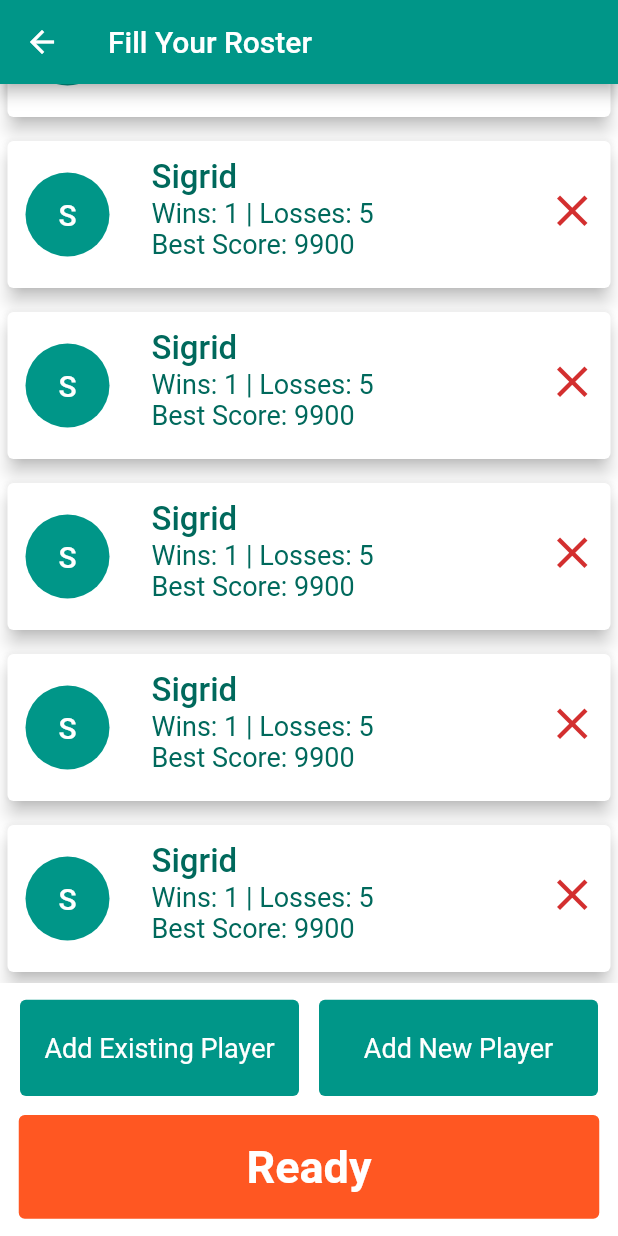
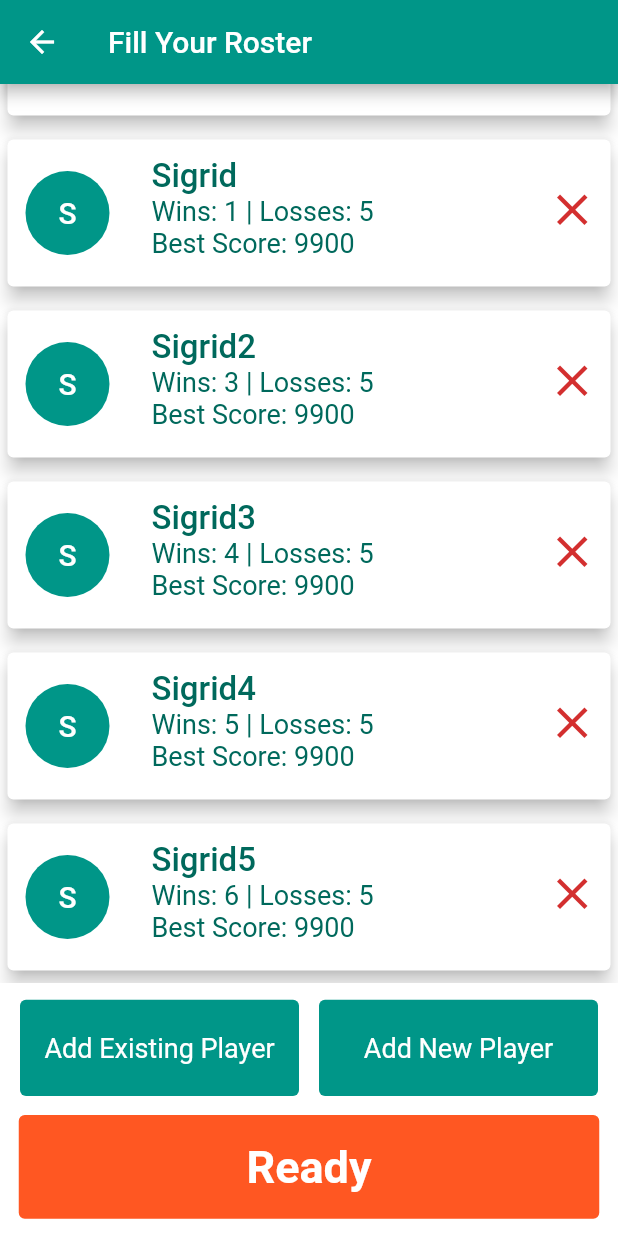
Before and after one commit to Kgresmer/farkle_scoreboard, a Flutter app: the FillRosterScreen screen opened by its route, scrolled down 198 dp, after a tap on the "clear" icon, on a phone screen of 412 x 824 dp. Run offline on Flutter 3.47's test engine with Material 2 defaults, Android fonts, the phone set to English and light mode, and no system bars.

Commit message:
Adding real back buttons and remove buttons work on roster screen

```diff
--- a/lib/screens/fill_roster_screen.dart
+++ b/lib/screens/fill_roster_screen.dart
@@ -5,8 +5,15 @@ import './add_existing_player_screen.dart';
 import '../models/Player.dart';
 import 'package:flutter/material.dart';
 
-class FillRosterScreen extends StatelessWidget {
+
+class FillRosterScreen extends StatefulWidget {
   static const routeName = '/fill-roster';
+
+  @override
+  _FillRosterScreenState createState() => _FillRosterScreenState();
+}
+
+class _FillRosterScreenState extends State<FillRosterScreen> {
 
   void navToAddExistingPlayers(BuildContext ctx) {
     HapticFeedback.heavyImpact();
@@ -21,12 +28,18 @@ class FillRosterScreen extends StatelessWidget {
   final List<Player> _roster = [
     Player(name: 'Kevin', color: 1, wins: 5, losses: 1, bestScore: 10200),
     Player(name: 'Sigrid', color: 2, wins: 1, losses: 5, bestScore: 9900),
-    Player(name: 'Sigrid', color: 2, wins: 1, losses: 5, bestScore: 9900),
-    Player(name: 'Sigrid', color: 2, wins: 1, losses: 5, bestScore: 9900),
-    Player(name: 'Sigrid', color: 2, wins: 1, losses: 5, bestScore: 9900),
-    Player(name: 'Sigrid', color: 2, wins: 1, losses: 5, bestScore: 9900),
-    Player(name: 'Sigrid', color: 2, wins: 1, losses: 5, bestScore: 9900),
+    Player(name: 'Sigrid1', color: 2, wins: 2, losses: 5, bestScore: 9900),
+    Player(name: 'Sigrid2', color: 2, wins: 3, losses: 5, bestScore: 9900),
+    Player(name: 'Sigrid3', color: 2, wins: 4, losses: 5, bestScore: 9900),
+    Player(name: 'Sigrid4', color: 2, wins: 5, losses: 5, bestScore: 9900),
+    Player(name: 'Sigrid5', color: 2, wins: 6, losses: 5, bestScore: 9900),
   ];
+
+  void removeFromRoster(int index) {
+    setState(() {
+      _roster.removeAt(index);
+    });
+  }
 
   void addNewPlayer(BuildContext context) {
     showModalBottomSheet(
@@ -41,12 +54,17 @@ class FillRosterScreen extends StatelessWidget {
         });
   }
 
+  void backAPage(BuildContext ctx) {
+    HapticFeedback.heavyImpact();
+    Navigator.of(ctx).pop();
+  }
+
   @override
   Widget build(BuildContext context) {
     return Scaffold(
       backgroundColor: Colors.white,
       appBar: AppBar(
-        leading: Icon(Icons.arrow_back),
+        leading: IconButton(icon: Icon(Icons.arrow_back), onPressed: () => backAPage(context),),
         title: Text('Fill Your Roster'),
       ),
       body: LayoutBuilder(builder: (ctx, constraints) {
@@ -100,7 +118,7 @@ class FillRosterScreen extends StatelessWidget {
                         icon: const Icon(Icons.clear),
                         iconSize: 35,
                         color: Theme.of(context).errorColor,
-                        onPressed: () => {},
+                        onPressed: () => removeFromRoster(index),
                       ),
                     ),
                   );
```
Also changed, not shown: lib/screens/add_existing_player_screen.dart (+6 -1 lines), lib/screens/landing_screen.dart (+22 -2 lines), lib/screens/set_player_order_screen.dart (+7 -1 lines).
